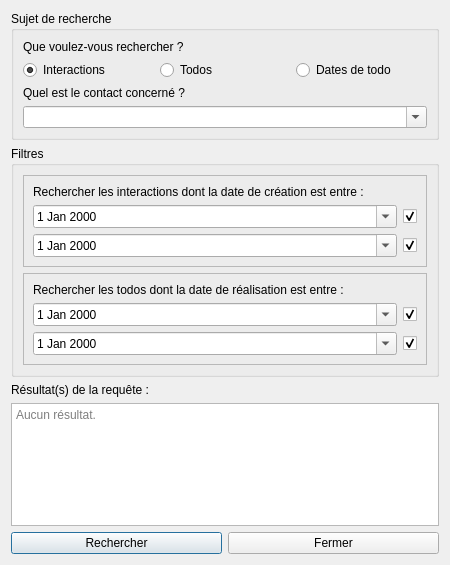
This is cdaa/ui/requetewindow.ui in Zoreph22/contact-manager as Qt 5 draws it before an edit. The edited form follows.
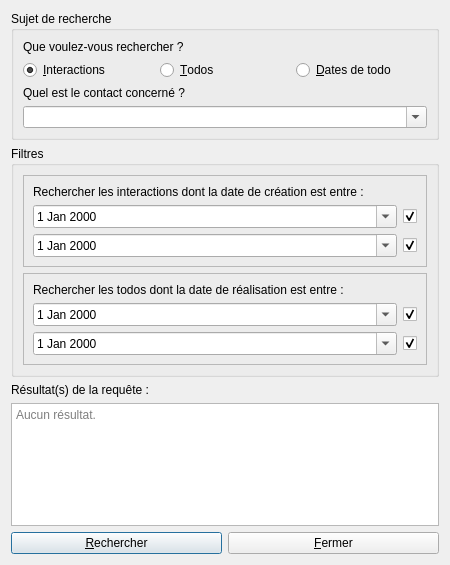
This is the edited form.

The edit to the form file:
```diff
--- a/cdaa/ui/requetewindow.ui
+++ b/cdaa/ui/requetewindow.ui
@@ -42,7 +42,7 @@
             <item>
              <widget class="QRadioButton" name="radioInteractions">
               <property name="text">
-               <string>Interactions</string>
+               <string>&amp;Interactions</string>
               </property>
               <property name="checked">
                <bool>true</bool>
@@ -52,14 +52,14 @@
             <item>
              <widget class="QRadioButton" name="radioTodos">
               <property name="text">
-               <string>Todos</string>
+               <string>&amp;Todos</string>
               </property>
              </widget>
             </item>
             <item>
              <widget class="QRadioButton" name="radioDatesTodo">
               <property name="text">
-               <string>Dates de todo</string>
+               <string>&amp;Dates de todo</string>
               </property>
              </widget>
             </item>
@@ -284,14 +284,14 @@
        <item>
         <widget class="QPushButton" name="buttonRechercher">
          <property name="text">
-          <string>Rechercher</string>
+          <string>&amp;Rechercher</string>
          </property>
         </widget>
        </item>
        <item>
         <widget class="QPushButton" name="buttonFermer">
          <property name="text">
-          <string>Fermer</string>
+          <string>&amp;Fermer</string>
          </property>
         </widget>
        </item>
```
